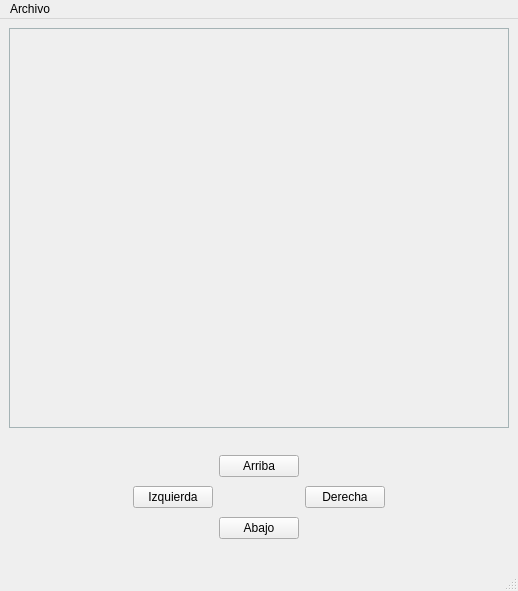
First picture: the form in juego.ui, repository MishelleMenendez/P61-Examen-MMishelle, before the edit.
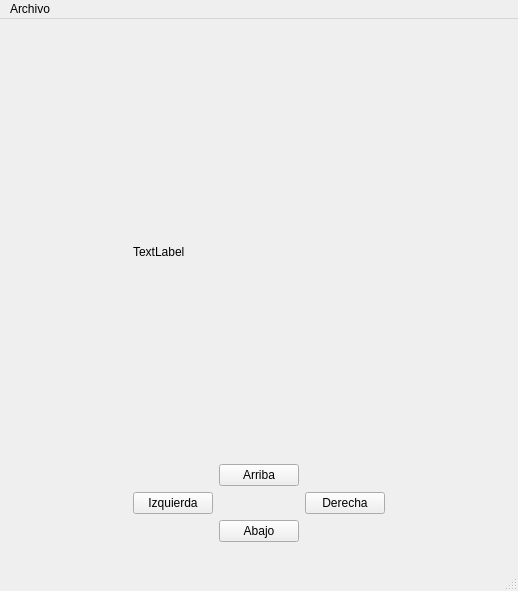
Second picture: the form after the edit. Icons and pictures are not drawn.

Patch:
```diff
--- a/juego.ui
+++ b/juego.ui
@@ -19,86 +19,6 @@
   </property>
   <widget class="QWidget" name="centralwidget">
    <layout class="QVBoxLayout" name="verticalLayout">
-    <item>
-     <widget class="QFrame" name="marco">
-      <property name="minimumSize">
-       <size>
-        <width>500</width>
-        <height>400</height>
-       </size>
-      </property>
-      <property name="palette">
-       <palette>
-        <active>
-         <colorrole role="Base">
-          <brush brushstyle="SolidPattern">
-           <color alpha="255">
-            <red>255</red>
-            <green>255</green>
-            <blue>255</blue>
-           </color>
-          </brush>
-         </colorrole>
-         <colorrole role="Window">
-          <brush brushstyle="SolidPattern">
-           <color alpha="255">
-            <red>214</red>
-            <green>232</green>
-            <blue>235</blue>
-           </color>
-          </brush>
-         </colorrole>
-        </active>
-        <inactive>
-         <colorrole role="Base">
-          <brush brushstyle="SolidPattern">
-           <color alpha="255">
-            <red>255</red>
-            <green>255</green>
-            <blue>255</blue>
-           </color>
-          </brush>
-         </colorrole>
-         <colorrole role="Window">
-          <brush brushstyle="SolidPattern">
-           <color alpha="255">
-            <red>214</red>
-            <green>232</green>
-            <blue>235</blue>
-           </color>
-          </brush>
-         </colorrole>
-        </inactive>
-        <disabled>
-         <colorrole role="Base">
-          <brush brushstyle="SolidPattern">
-           <color alpha="255">
-            <red>214</red>
-            <green>232</green>
-            <blue>235</blue>
-           </color>
-          </brush>
-         </colorrole>
-         <colorrole role="Window">
-          <brush brushstyle="SolidPattern">
-           <color alpha="255">
-            <red>214</red>
-            <green>232</green>
-            <blue>235</blue>
-           </color>
-          </brush>
-         </colorrole>
-        </disabled>
-       </palette>
-      </property>
-      <property name="frameShape">
-       <enum>QFrame::StyledPanel</enum>
-      </property>
-      <property name="frameShadow">
-       <enum>QFrame::Raised</enum>
-      </property>
-     </widget>
-    </item>
     <item>
      <widget class="QWidget" name="widget" native="true">
       <property name="maximumSize">
@@ -124,10 +44,10 @@
        <item>
         <widget class="QWidget" name="widget_2" native="true">
          <layout class="QGridLayout" name="gridLayout">
-          <item row="3" column="1">
-           <widget class="QPushButton" name="btnAbajo">
+          <item row="1" column="1">
+           <widget class="QPushButton" name="btnArriba">
             <property name="text">
-             <string>Abajo</string>
+             <string>Arriba</string>
             </property>
            </widget>
           </item>
@@ -138,6 +58,13 @@
             </property>
            </widget>
           </item>
+          <item row="3" column="1">
+           <widget class="QPushButton" name="btnAbajo">
+            <property name="text">
+             <string>Abajo</string>
+            </property>
+           </widget>
+          </item>
           <item row="2" column="2">
            <widget class="QPushButton" name="btnDerecha">
             <property name="text">
@@ -145,10 +72,10 @@
             </property>
            </widget>
           </item>
-          <item row="1" column="1">
-           <widget class="QPushButton" name="btnArriba">
+          <item row="0" column="0" colspan="3">
+           <widget class="QLabel" name="marco">
             <property name="text">
-             <string>Arriba</string>
+             <string>TextLabel</string>
             </property>
            </widget>
           </item>
```
